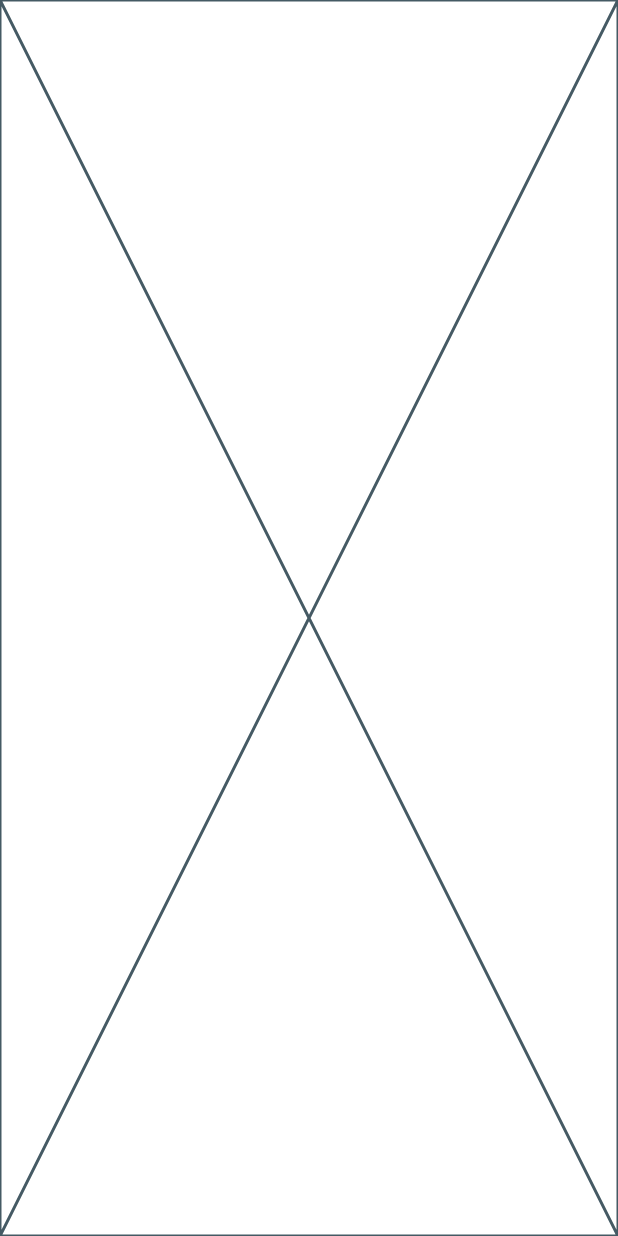
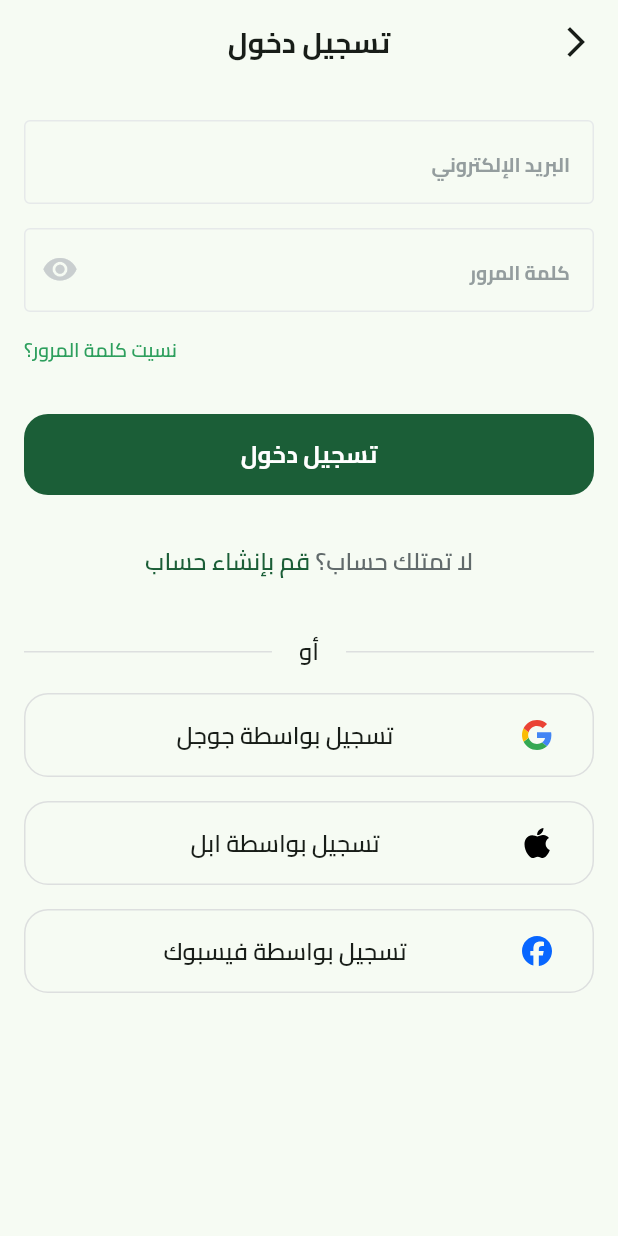
Before and after one commit to khaledahmed88850/fruits_hub, a Flutter app: the screen it shows after launch, after a tap on "تخط", on a phone screen of 412 x 824 dp. Run offline on Flutter 3.47's test engine with Material 3 defaults, Android fonts, the phone set to English and light mode, and no system bars; our stand-ins replace dots_indicator, flutter_svg, shared_preferences.

Commit message:
login ui done

```diff
--- a/lib/core/utils/app_colors.dart
+++ b/lib/core/utils/app_colors.dart
@@ -1,3 +1,5 @@
 import 'package:flutter/material.dart';
 
 const Color kPrimaryColor =Color(0xff1B5E37);
+const Color kLightPrimaryColor =   Color(0xff2D9F5D);
+const Color kDarkPrimaryColor =     Color(0xff1B5E37);
--- a/lib/core/utils/assets.dart
+++ b/lib/core/utils/assets.dart
@@ -5,6 +5,18 @@ class Assets {
   /// Assets for imagesAppIcon
   /// assets/images/app_icon.png
   static const String imagesAppIcon = "assets/images/app_icon.png";
+
+  /// Assets for imagesAppleIcon
+  /// assets/images/apple_icon.svg
+  static const String imagesAppleIcon = "assets/images/apple_icon.svg";
+
+  /// Assets for imagesFacebookIcon
+  /// assets/images/facebook_icon.svg
+  static const String imagesFacebookIcon = "assets/images/facebook_icon.svg";
+
+  /// Assets for imagesGoogleIcon
+  /// assets/images/google_icon.svg
+  static const String imagesGoogleIcon = "assets/images/google_icon.svg";
 
   /// Assets for imagesLogo
   /// assets/images/logo.svg
--- /dev/null
+++ b/lib/core/widgets/custom_appbar.dart
@@ -0,0 +1,20 @@
+
+  import 'package:e_commerce_app/core/utils/app_text_styles.dart';
+import 'package:flutter/material.dart';
+
+AppBar customAppBar( {required BuildContext context , required String title}) {
+    return AppBar(
+      leading: IconButton(
+          onPressed: () {
+            Navigator.of(context).canPop();
+          },
+          icon: const Icon(
+            Icons.arrow_back_ios_new_sharp,
+          )),
+      title:  Text(
+       title,
+        style: Styles.bold19,
+      ),
+      centerTitle: true,
+    );
+  }
--- a/lib/core/widgets/custom_button.dart
+++ b/lib/core/widgets/custom_button.dart
@@ -1,5 +1,7 @@
 import 'package:e_commerce_app/core/utils/app_colors.dart';
 import 'package:flutter/material.dart';
+
+import '../utils/app_text_styles.dart';
 
 class CustomButton extends StatelessWidget {
   const CustomButton({super.key, required this.text, this.onPressed});
@@ -18,7 +20,7 @@ final String text;
 
         ),
         onPressed: onPressed,
-        child: Text(text  , style: const TextStyle(color: Colors.white, fontWeight: FontWeight.w700 , fontSize: 24),),
+        child: Text(text  , style: Styles.bold16.copyWith(color: Colors.white),),
 
       ),
     );
--- /dev/null
+++ b/lib/core/widgets/custom_text_form_field.dart
@@ -0,0 +1,43 @@
+import 'package:e_commerce_app/core/utils/app_text_styles.dart';
+import 'package:flutter/material.dart';
+
+class CustomTextFormField extends StatelessWidget {
+  const CustomTextFormField(
+      {super.key,
+      required this.hintText,
+      required this.textInputType,
+      this.suffixIcon});
+  final String hintText;
+  final TextInputType textInputType;
+  final Widget? suffixIcon;
+
+  @override
+  Widget build(BuildContext context) {
+    return Padding(
+      padding: const EdgeInsets.only(bottom: 16),
+      child: TextFormField(
+        keyboardType: textInputType,
+        decoration: InputDecoration(
+
+          suffixIconColor: const Color(0xffC9CECF),
+          suffixIcon: suffixIcon,
+            fillColor: const Color(0xffF9FAFA),
+            hintText: hintText,
+            hintStyle: Styles.bold13.copyWith(color: const Color(0xff949D9E)),
+            border: buildBorder(),
+            enabledBorder: buildBorder()),
+      ),
+    );
+  }
+
+  OutlineInputBorder buildBorder() {
+    return OutlineInputBorder(
+      borderSide: const BorderSide(
+          color: Color(
+            0xffE6E9EA,
+          ),
+          width: 1),
+      borderRadius: BorderRadius.circular(4),
+    );
+  }
+}
--- /dev/null
+++ b/lib/core/widgets/or_divider.dart
@@ -0,0 +1,32 @@
+import 'package:e_commerce_app/core/utils/app_text_styles.dart';
+import 'package:flutter/material.dart';
+
+class OrDivider extends StatelessWidget {
+  const OrDivider({super.key});
+
+  @override
+  Widget build(BuildContext context) {
+    return const Row(
+      children: [
+        Expanded(
+          child: Divider(
+
+            color: Color(0xffDDDFDF),
+            thickness: 1,
+          ),
+        ),
+        Padding(
+          padding: EdgeInsets.symmetric(horizontal: 18),
+          child: Text('أو', style: Styles.semiBold16,),
+        ),
+          Expanded(
+          child: Divider(
+
+            color: Color(0xffDDDFDF),
+            thickness: 1,
+          ),
+        ),
+      ],
+    );
+  }
+}
--- a/lib/features/auth/presentation/views/login_view.dart
+++ b/lib/features/auth/presentation/views/login_view.dart
@@ -1,10 +1,15 @@
+import 'package:e_commerce_app/core/widgets/custom_appbar.dart';
+import 'package:e_commerce_app/features/auth/presentation/views/widgets/login_view_body.dart';
 import 'package:flutter/material.dart';
 
 class LoginView extends StatelessWidget {
   const LoginView({super.key});
-static const String routeName = 'login';
+  static const String routeName = 'login';
   @override
   Widget build(BuildContext context) {
-    return const Placeholder();
+    return Scaffold(
+      appBar: customAppBar(title: 'تسجيل دخول', context: context),
+      body: const LoginViewBody(),
+    );
   }
 }
--- /dev/null
+++ b/lib/features/auth/presentation/views/widgets/dont_have_acount.dart
@@ -0,0 +1,32 @@
+
+import 'package:e_commerce_app/core/utils/app_text_styles.dart';
+import 'package:flutter/widgets.dart';
+
+import '../../../../../core/utils/app_colors.dart';
+
+class DontHaveAcount extends StatelessWidget {
+  const DontHaveAcount({
+    super.key,
+  });
+
+  @override
+  Widget build(BuildContext context) {
+    return Row(
+      mainAxisAlignment: MainAxisAlignment.center,
+      children: [
+        Text(
+          'لا تمتلك حساب؟',
+          style: Styles.semiBold16.copyWith(
+            color: const Color(0xff616A6B),
+          ),
+        ),
+        Text(
+      ' قم بإنشاء حساب',
+          style: Styles.semiBold16.copyWith(
+            color:kDarkPrimaryColor,
+          ),
+        ),
+      ],
+    );
+  }
+}
--- /dev/null
+++ b/lib/features/auth/presentation/views/widgets/login_view_body.dart
@@ -0,0 +1,81 @@
+import 'package:e_commerce_app/constants.dart';
+import 'package:e_commerce_app/core/utils/app_colors.dart';
+import 'package:e_commerce_app/core/utils/assets.dart';
+import 'package:e_commerce_app/core/widgets/custom_button.dart';
+import 'package:e_commerce_app/core/widgets/custom_text_form_field.dart';
+import 'package:e_commerce_app/core/widgets/or_divider.dart';
+import 'package:e_commerce_app/features/auth/presentation/views/widgets/social_login_button.dart';
+import 'package:flutter/material.dart';
+
+import '../../../../../core/utils/app_text_styles.dart';
+import 'dont_have_acount.dart';
+
+class LoginViewBody extends StatelessWidget {
+  const LoginViewBody({super.key});
+
+  @override
+  Widget build(BuildContext context) {
+    return SingleChildScrollView(
+      child: Padding(
+        padding: const EdgeInsets.symmetric(horizontal: kHorizontalPadding),
+        child: Column(
+          children: [
+            const SizedBox(
+              height: 24,
+            ),
+            const CustomTextFormField(
+              hintText: 'البريد الإلكتروني',
+              textInputType: TextInputType.emailAddress,
+            ),
+            const CustomTextFormField(
+              hintText: 'كلمة المرور',
+              textInputType: TextInputType.visiblePassword,
+              suffixIcon: Icon(Icons.visibility_sharp),
+            ),
+            Row(
+              mainAxisAlignment: MainAxisAlignment.end,
+              children: [
+                Text('نسيت كلمة المرور؟',
+                    style:
+                        Styles.semiBold13.copyWith(color: kLightPrimaryColor)),
+              ],
+            ),
+            const SizedBox(
+              height: 33,
+            ),
+            CustomButton(onPressed: () {}, text: 'تسجيل دخول'),
+            const SizedBox(
+              height: 33,
+            ),
+            const DontHaveAcount(),
+            const SizedBox(
+              height: 37,
+            ),
+            const OrDivider(),
+            const SizedBox(
+              height: 16,
+            ),
+           const SocialLoginButton(
+              title:  'تسجيل بواسطة جوجل',
+              iconImage: Assets.imagesGoogleIcon,
+            ),
+            const SizedBox(
+              height: 16,
+            ),
+          const  SocialLoginButton(
+              title:  'تسجيل بواسطة ابل',
+              iconImage: Assets.imagesAppleIcon,
+
+            ),
+            const SizedBox(
+              height: 16,
+            ),
+         const   SocialLoginButton( title:  'تسجيل بواسطة فيسبوك',
+            iconImage: Assets.imagesFacebookIcon,
+            ),
+          ],
+        ),
+      ),
+    );
+  }
+}
--- /dev/null
+++ b/lib/features/auth/presentation/views/widgets/social_login_button.dart
@@ -0,0 +1,36 @@
+import 'package:e_commerce_app/core/utils/app_text_styles.dart';
+import 'package:flutter/material.dart';
+import 'package:flutter_svg/svg.dart';
+
+class SocialLoginButton extends StatelessWidget {
+  const SocialLoginButton(
+      {super.key, required this.title, required this.iconImage});
+  final String title;
+  final String iconImage;
+
+  @override
+  Widget build(BuildContext context) {
+    return SizedBox(
+      height: 56,
+      child: TextButton(
+          style: TextButton.styleFrom(
+            shape: RoundedRectangleBorder(
+              side: const BorderSide(width: 1, color: Color(0xffDDDFDF)),
+              borderRadius: BorderRadius.circular(16),
+            ),
+          ),
+          onPressed: () {},
+          child: ListTile(
+            visualDensity: const VisualDensity(
+              vertical: VisualDensity.minimumDensity,
+            ),
+            leading: SvgPicture.asset(iconImage),
+            title: Text(
+              title,
+              textAlign: TextAlign.center,
+              style: Styles.semiBold16,
+            ),
+          )),
+    );
+  }
+}
--- a/lib/main.dart
+++ b/lib/main.dart
@@ -1,5 +1,6 @@
 import 'package:e_commerce_app/core/helper_functions/on_generate_route.dart';
 import 'package:e_commerce_app/core/services/shared_preferences_singleton.dart';
+import 'package:e_commerce_app/core/utils/app_colors.dart';
 import 'package:e_commerce_app/features/splash/presentation/views/splash_view.dart';
 import 'package:e_commerce_app/generated/l10n.dart';
 import 'package:flutter/material.dart';
@@ -19,6 +20,7 @@ class FruitsHub extends StatelessWidget {
     return MaterialApp(
       theme: ThemeData(
         fontFamily: 'Cairo',
+        colorScheme: ColorScheme.fromSeed(seedColor: kPrimaryColor)
       ),
       locale: const Locale('ar'),
       debugShowCheckedModeBanner: false,
```
Also changed, not shown: assets/images/apple_icon.svg (added), assets/images/facebook_icon.svg (added), assets/images/google_icon.svg (added).
